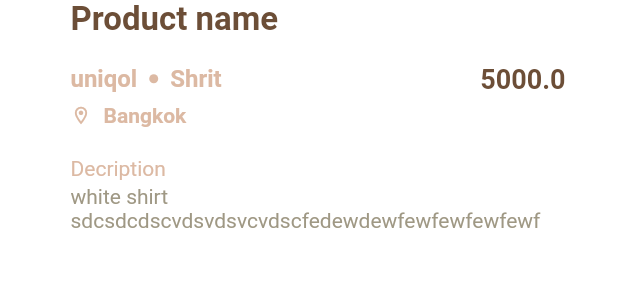
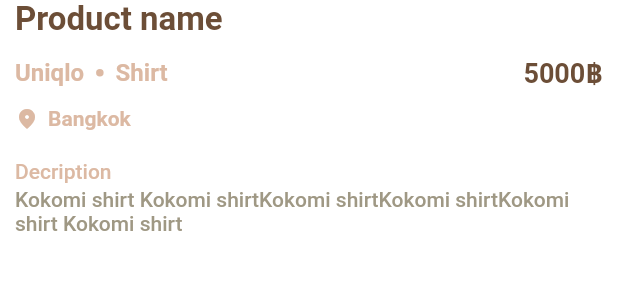
Before and after one commit to Chuukohin/chuuko, a Flutter app: the ProductDetail widget shown alone on an empty page, opened directly, on a phone screen of 412 x 824 dp. Shown: the top 300 px of the screen. Run offline on Flutter 3.47's test engine with Material 2 defaults, Android fonts, the phone set to English and light mode, and no system bars; our stand-ins replace animated_splash_screen, google_nav_bar, page_transition; missing offline and left inert: niku.

Commit message:
update: product detail screen

```diff
--- a/frontend/lib/constant/theme.dart
+++ b/frontend/lib/constant/theme.dart
@@ -5,6 +5,8 @@ class ThemeConstant {
   static Color primaryColor = const Color(0xffB89476);
   static Color secondaryColor = const Color(0xff6C4E37);
   static Color textSecondaryColor = const Color(0xff826751);
+  static Color productTextColor = const Color(0xffDCB9A3);
+
   static MaterialColor materialColorSwatch =
       color.createMaterialColor(primaryColor);
 
--- a/frontend/lib/screens/core/category/category_screen.dart
+++ b/frontend/lib/screens/core/category/category_screen.dart
@@ -1,4 +1,4 @@
-import 'package:chuukohin/widgets/product_card.dart';
+import 'package:chuukohin/widgets/product/product_card.dart';
 import 'package:flutter/material.dart';
 import 'package:niku/namespace.dart' as n;
 
--- /dev/null
+++ b/frontend/lib/widgets/product/product_detail.dart
@@ -0,0 +1,114 @@
+import 'package:chuukohin/constant/theme.dart';
+import 'package:chuukohin/types/widget/placement.dart';
+import 'package:chuukohin/widgets/typography/header_text.dart';
+import 'package:flutter/material.dart';
+
+class ProductDetail extends StatelessWidget {
+  final String productname;
+  final String brand;
+  final String category;
+  final String address;
+  final int price;
+  final String desciption;
+
+  const ProductDetail(this.productname, this.brand, this.category, this.address,
+      this.price, this.desciption,
+      {Key? key})
+      : super(key: key);
+
+  @override
+  Widget build(BuildContext context) {
+    return Container(
+      width: double.infinity,
+      padding: const EdgeInsets.only(left: 10, right: 10),
+      child: Column(crossAxisAlignment: CrossAxisAlignment.start, children: [
+        Text(
+          productname,
+          style: TextStyle(
+            fontSize: 22,
+            fontWeight: FontWeight.w700,
+            color: ThemeConstant.secondaryColor,
+          ),
+        ),
+        Padding(
+          padding: const EdgeInsets.only(top: 10),
+          child: Row(
+            mainAxisAlignment: MainAxisAlignment.spaceBetween,
+            children: [
+              Row(
+                mainAxisAlignment: MainAxisAlignment.center,
+                crossAxisAlignment: CrossAxisAlignment.center,
+                children: [
+                  Text(
+                    brand,
+                    style: TextStyle(
+                        fontSize: 16,
+                        color: ThemeConstant.productTextColor,
+                        fontWeight: FontWeight.w600),
+                  ),
+                  Container(
+                      width: 5,
+                      height: 5,
+                      margin: const EdgeInsets.only(left: 8, right: 8),
+                      decoration: BoxDecoration(
+                          color: ThemeConstant.productTextColor,
+                          shape: BoxShape.circle)),
+                  Text(
+                    category,
+                    style: TextStyle(
+                        fontSize: 16,
+                        color: ThemeConstant.productTextColor,
+                        fontWeight: FontWeight.w600),
+                  ),
+                ],
+              ),
+              HeaderText(
+                text: price.toString() + "฿",
+                size: Size.medium,
+                color: ThemeConstant.secondaryColor,
+              ),
+            ],
+          ),
+        ),
+        Container(
+          margin: const EdgeInsets.only(top: 10),
+          child: Row(
+            children: [
+              Container(
+                margin: const EdgeInsets.only(right: 6),
+                child: const Icon(
+                  Icons.location_on_rounded,
+                  color: Color(0xffDCB9A3),
+                  size: 16,
+                ),
+              ),
+              Text(
+                address,
+                style: const TextStyle(
+                    color: Color(0xffDCB9A3),
+                    fontSize: 14,
+                    fontWeight: FontWeight.w600),
+              ),
+            ],
+          ),
+        ),
+        const Padding(
+            padding: EdgeInsets.only(bottom: 3, top: 19),
+            child: Text(
+              "Decription",
+              style: TextStyle(
+                fontWeight: FontWeight.w500,
+                color: Color(0xFFDCB9A3),
+              ),
+            )),
+        Text(
+          desciption,
+          style: const TextStyle(
+            fontWeight: FontWeight.w500,
+            color: Color(0xFF9F9884),
+          ),
+        )
+      ]),
+    );
+  }
+}
--- a/frontend/lib/widgets/product_detail.dart
+++ /dev/null
@@ -1,109 +0,0 @@
-import 'package:flutter/material.dart';
-
-class ProductDetail extends StatelessWidget {
-  final String productname;
-  final String brand;
-  final String category;
-  final String address;
-  final double price;
-  final String desciption;
-
-  const ProductDetail(this.productname, this.brand, this.category, this.address,
-      this.price, this.desciption,
-      {Key? key})
-      : super(key: key);
-
-  @override
-  Widget build(BuildContext context) {
-    return SizedBox(
-      width: double.infinity,
-      child: Padding(
-        padding: const EdgeInsets.only(left: 47, right: 35),
-        child: Column(crossAxisAlignment: CrossAxisAlignment.start, children: [
-          // ImageSlideshow(
-          //   width: 343,
-          //   height: 207,
-          //   indicatorColor: Colors.white,
-          //   indicatorBackgroundColor: Color(0xffE8CEBD),
-          //   children:
-          //       Image.asset('frontend/images/shirt.jpeg', fit: BoxFit.cover),
-          // ),
-          Text(
-            productname,
-            style: const TextStyle(
-                fontSize: 22,
-                fontWeight: FontWeight.w700,
-                color: Color(0xff6C4E37)),
-          ),
-          Padding(
-            padding: const EdgeInsets.only(top: 16),
-            child: Row(
-              mainAxisAlignment: MainAxisAlignment.spaceBetween,
-              children: [
-                Row(
-                  children: [
-                    Text(
-                      brand,
-                      style: const TextStyle(
-                          fontSize: 16,
-                          color: Color(0xffDCB9A3),
-                          fontWeight: FontWeight.w600),
-                    ),
-                    Container(
-                        width: 6,
-                        height: 6,
-                        margin: const EdgeInsets.only(left: 8, right: 8),
-                        decoration: const BoxDecoration(
-                            color: Color(0xffDCB9A3), shape: BoxShape.circle)),
-                    Text(
-                      category,
-                      style: const TextStyle(
-                          fontSize: 16,
-                          color: Color(0xffDCB9A3),
-                          fontWeight: FontWeight.w600),
-                    ),
-                  ],
-                ),
-                Text(
-                  price.toString(),
-                  style: const TextStyle(
-                      color: Color(0xff6C4E37),
-                      fontSize: 18,
-                      fontWeight: FontWeight.w700),
-                ),
-              ],
-            ),
-          ),
-          Padding(
-            padding: const EdgeInsets.only(top: 6),
-            child: Row(
-              children: [
-                const Icon(
-                  Icons.location_on_outlined,
-                  color: Color(0xffDCB9A3),
-                  size: 14,
-                ),
-                const SizedBox(width: 8),
-                Text(address,
-                    style: const TextStyle(
-                        color: Color(0xffDCB9A3),
-                        fontSize: 14,
-                        fontWeight: FontWeight.w600)),
-              ],
-            ),
-          ),
-          const Padding(
-              padding: EdgeInsets.only(bottom: 3, top: 19),
-              child: Text(
-                "Decription",
-                style: TextStyle(color: Color(0xFFDCB9A3), fontSize: 14),
-              )),
-          Text(
-            desciption,
-            style: const TextStyle(color: Color(0xFF9F9884), fontSize: 14),
-          )
-        ]),
-      ),
-    );
-  }
-}
```
Also changed, not shown: frontend/lib/screens/core/home/homepage_screen.dart (+15 -3 lines), frontend/lib/screens/core/product/product_detail_screen.dart (added, +69 -0 lines), frontend/lib/screens/product_detail_screen.dart (deleted, +0 -65 lines), frontend/lib/widgets/product/product_card.dart (renamed from frontend/lib/widgets/product_card.dart).
